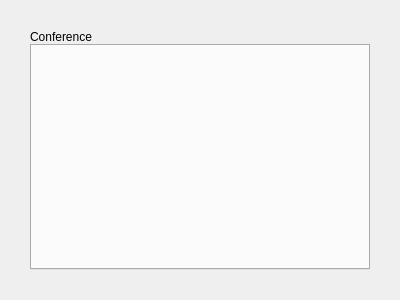
This is xivoclient/src/xlets/conference/conference_widget.ui in wazo-platform/wazo-client-qt as Qt 5 draws it before an edit. The edited form follows.
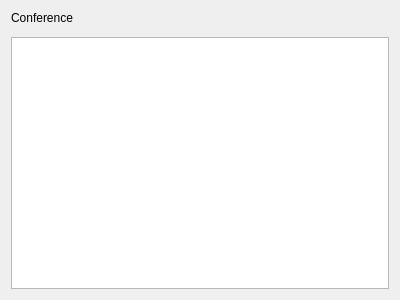
This is the edited form. Custom widgets are drawn as their Qt base class.

Commit message:
change QTabWidget to QStackedWidget in Conference Xlet
We change the container of conflist and confroom to use the new design.
With this change, we integrate ConfList and ConfRoom into Conference

The edit to the form file:
```diff
--- a/xivoclient/src/xlets/conference/conference_widget.ui
+++ b/xivoclient/src/xlets/conference/conference_widget.ui
@@ -19,21 +19,6 @@
    </stringlist>
   </property>
   <layout class="QVBoxLayout" name="verticalLayout">
-   <property name="spacing">
-    <number>0</number>
-   </property>
-   <property name="leftMargin">
-    <number>30</number>
-   </property>
-   <property name="topMargin">
-    <number>30</number>
-   </property>
-   <property name="rightMargin">
-    <number>30</number>
-   </property>
-   <property name="bottomMargin">
-    <number>30</number>
-   </property>
    <item>
     <widget class="QLabel" name="conference_label">
      <property name="text">
@@ -50,33 +35,81 @@
     </widget>
    </item>
    <item>
-    <widget class="ConfTab" name="conf_tab">
-     <property name="enabled">
-      <bool>true</bool>
+    <widget class="HorizontalMenu" name="menu" native="true"/>
+   </item>
+   <item>
+    <widget class="QStackedWidget" name="conference_tables">
+     <property name="lineWidth">
+      <number>0</number>
      </property>
      <property name="currentIndex">
       <number>-1</number>
      </property>
-     <property name="usesScrollButtons">
-      <bool>true</bool>
-     </property>
-     <property name="tabsClosable">
-      <bool>false</bool>
-     </property>
-     <property name="movable">
-      <bool>false</bool>
-     </property>
+     <widget class="QWidget" name="list_page">
+      <layout class="QVBoxLayout" name="verticalLayout_3">
+       <property name="spacing">
+        <number>0</number>
+       </property>
+       <property name="leftMargin">
+        <number>0</number>
+       </property>
+       <property name="topMargin">
+        <number>0</number>
+       </property>
+       <property name="rightMargin">
+        <number>0</number>
+       </property>
+       <property name="bottomMargin">
+        <number>0</number>
+       </property>
+       <item>
+        <widget class="ConfListView" name="list_table"/>
+       </item>
+      </layout>
+     </widget>
+     <widget class="QWidget" name="room_page">
+      <layout class="QVBoxLayout" name="verticalLayout_2">
+       <property name="spacing">
+        <number>0</number>
+       </property>
+       <property name="leftMargin">
+        <number>0</number>
+       </property>
+       <property name="topMargin">
+        <number>0</number>
+       </property>
+       <property name="rightMargin">
+        <number>0</number>
+       </property>
+       <property name="bottomMargin">
+        <number>0</number>
+       </property>
+       <item>
+        <widget class="ConfRoomView" name="room_table"/>
+       </item>
+      </layout>
+     </widget>
     </widget>
    </item>
   </layout>
  </widget>
  <customwidgets>
   <customwidget>
-   <class>ConfTab</class>
-   <extends>QTabWidget</extends>
-   <header location="global">xlets/conference/conftab.h</header>
+   <class>HorizontalMenu</class>
+   <extends>QWidget</extends>
+   <header location="global">xletlib/horizontal_menu.h</header>
    <container>1</container>
   </customwidget>
+  <customwidget>
+   <class>ConfListView</class>
+   <extends>QTableView</extends>
+   <header location="global">xlets/conference/conflist_view.h</header>
+  </customwidget>
+  <customwidget>
+   <class>ConfRoomView</class>
+   <extends>QTableView</extends>
+   <header location="global">xlets/conference/confroom_view.h</header>
+  </customwidget>
  </customwidgets>
  <resources/>
  <connections/>
```
Left out of the diff: 2 changed lines with no effect on the pictures. The commit also changes 15 other files.
